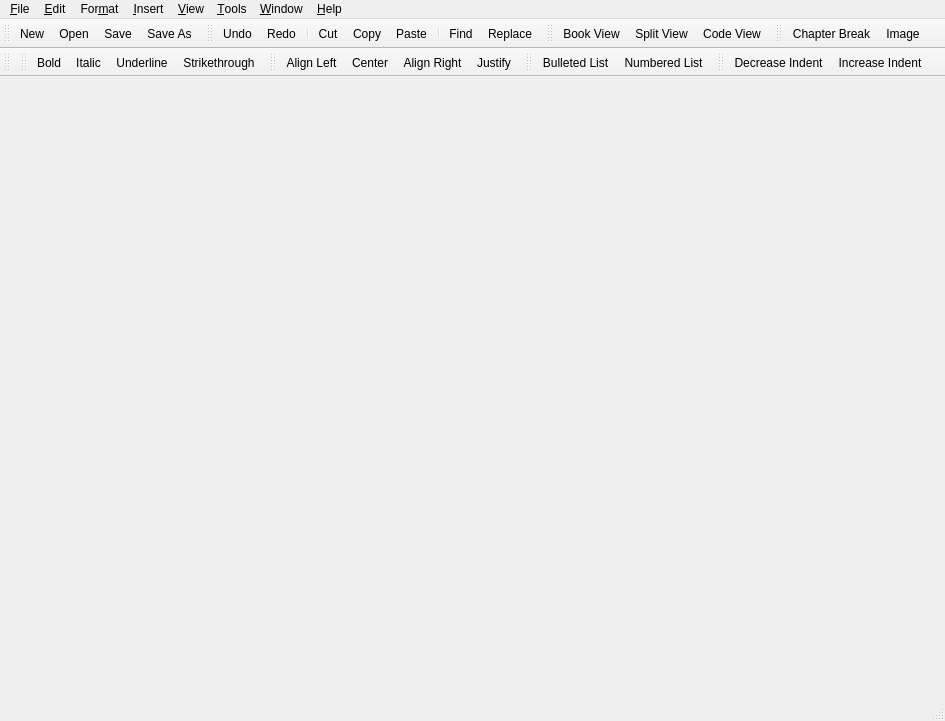
wsw621012/siweiwangsword-sigil, file src/Sigil/Form_Files/main.ui: the form before one commit.
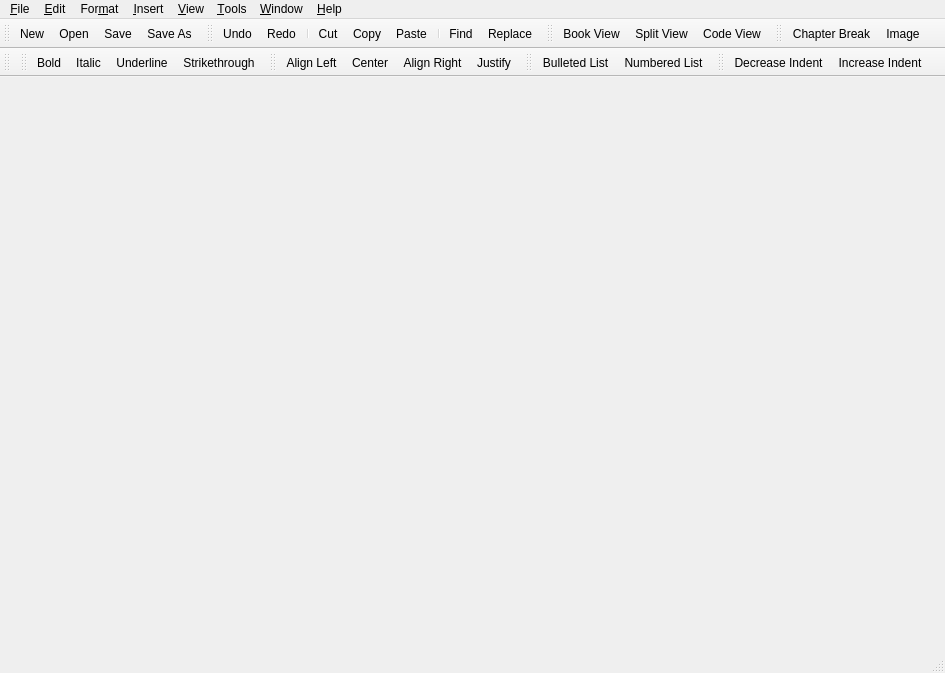
The form after the commit. Icons and pictures are not drawn.

Commit message: All the toolbars now have UI-facing names

What changed in the file:
```diff
--- a/src/Sigil/Form_Files/main.ui
+++ b/src/Sigil/Form_Files/main.ui
@@ -7,7 +7,7 @@
     <x>0</x>
     <y>0</y>
     <width>945</width>
-    <height>721</height>
+    <height>673</height>
    </rect>
   </property>
   <property name="windowTitle">
```
Left out of the diff: 19 changed lines with no effect on the pictures. The commit also changes 1 other file.
